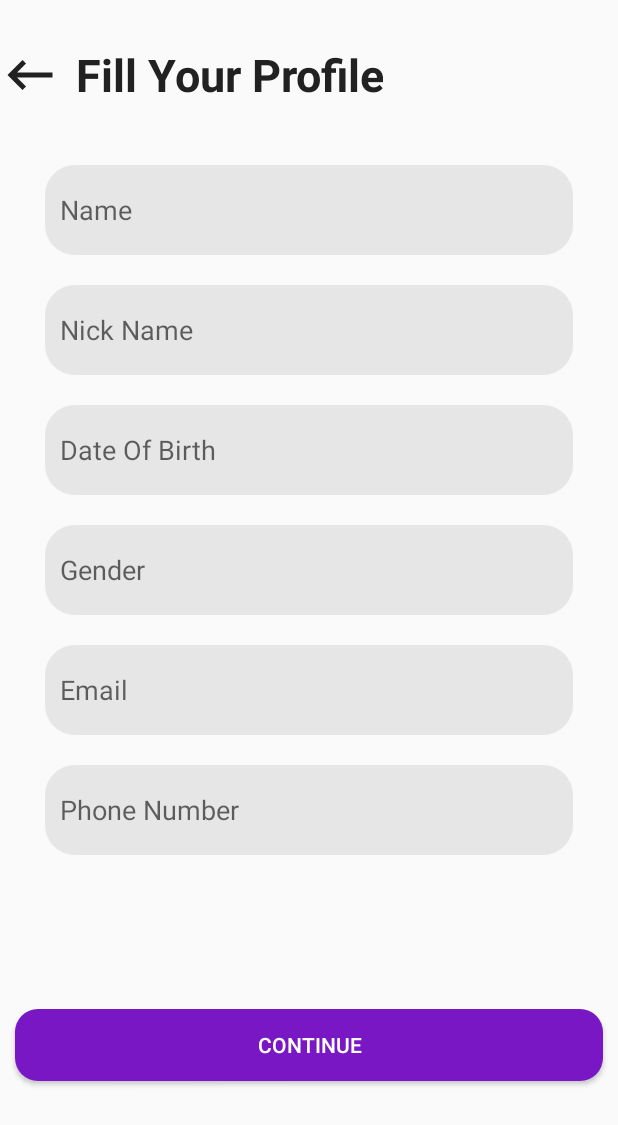
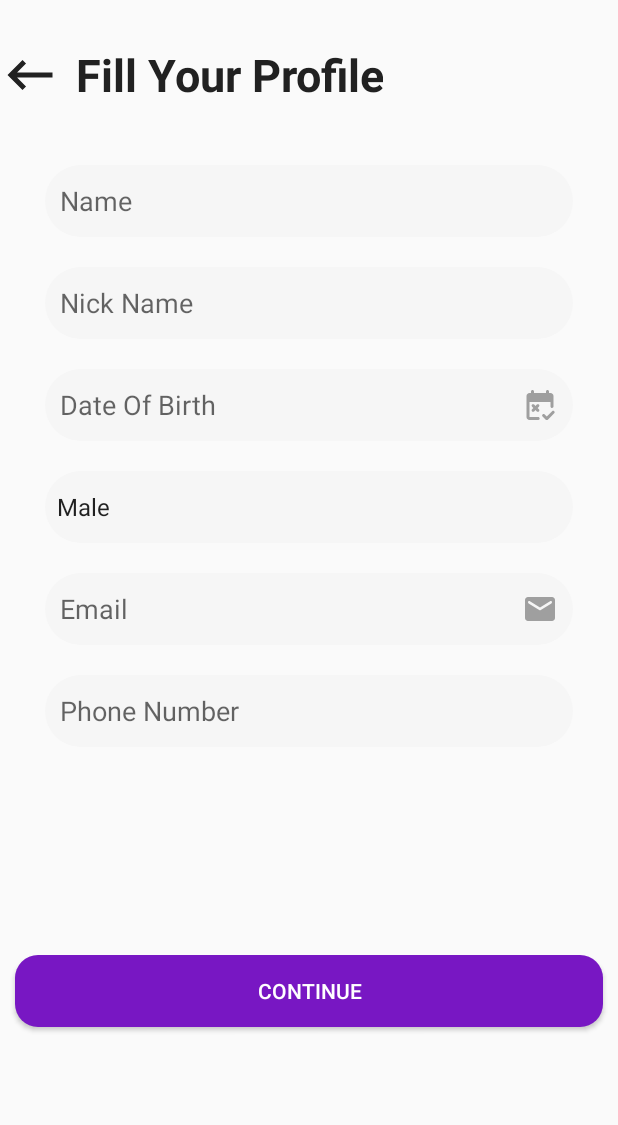
Before and after one commit to tpnhanhcmute/dattingapp, an Android app: the screen it shows after launch (FillProfileActivity), on a phone screen of 412 x 824 dp. Shown: the top 1125 px of the screen. Run offline under Robolectric (Android 15) with nearby library versions, the light colour scheme and no system bars.

Commit message:
edit profile

```diff
--- a/app/src/main/java/com/example/dattingapp/FillProfileActivity.java
+++ b/app/src/main/java/com/example/dattingapp/FillProfileActivity.java
@@ -3,20 +3,68 @@ package com.example.dattingapp;
 import android.app.DatePickerDialog;
 import android.os.Bundle;
 import android.view.View;
+import android.widget.Adapter;
+import android.widget.AdapterView;
+import android.widget.ArrayAdapter;
 import android.widget.DatePicker;
 import android.widget.EditText;
+import android.widget.LinearLayout;
+import android.widget.Spinner;
+import android.widget.Toast;
 
 import androidx.appcompat.app.AppCompatActivity;
 
+import java.util.ArrayList;
+import java.util.List;
+
 public class FillProfileActivity  extends AppCompatActivity {
-    EditText dateEditText;
+    EditText editTextDateOfBirth;
+    Spinner  spnGender;
     int year, month, day;
+    List<String> listGender;
     @Override
     protected void onCreate(Bundle savedInstanceState) {
         super.onCreate(savedInstanceState);
         setContentView(R.layout.activity_fill_profile);
         Mapping();
         SetListener();
+        SetData();
+        BindingData();
+
+
+    }
+
+    private void BindingData() {
+        ArrayAdapter<String> adapter = new ArrayAdapter<String>(this,
+                android.R.layout.simple_spinner_item,
+                listGender);
+        adapter.setDropDownViewResource(android.R.layout.simple_spinner_dropdown_item);
+        spnGender.setAdapter(adapter);
+        spnGender.setOnItemSelectedListener(new AdapterView.OnItemSelectedListener() {
+            @Override
+            public void onItemSelected(AdapterView<?> parent, View view, int position, long id) {
+                onItemSelectedHandler(parent, view, position, id);
+            }
+
+            @Override
+            public void onNothingSelected(AdapterView<?> parent) {
+
+            }
+        });
+    }
+
+    private void onItemSelectedHandler(AdapterView<?> parent, View view, int position, long id) {
+        Adapter adapter = parent.getAdapter();
+        String gender = (String)adapter.getItem(position);
+        Toast.makeText(getApplicationContext(), "Selected Employee: " +gender ,Toast.LENGTH_SHORT).show();
+
+    }
+
+    private void SetData() {
+        listGender = new ArrayList<>();
+        listGender.add("Male");
+        listGender.add("Female");
+        listGender.add("None");
     }
 
     public void showDatePickerDialog(View v) {
@@ -28,26 +76,25 @@ public class FillProfileActivity  extends AppCompatActivity {
         public void onDateSet(DatePicker datePicker, int year, int month, int day) {
             // Do something with the date chosen by the user
             String date = day + "/" + (month + 1) + "/" + year;
-            dateEditText.setText(date);
+            editTextDateOfBirth.setText(date);
         }
     };
 
     private  void Mapping(){
-        dateEditText= findViewById(R.id.editTextDateOfBirth);
+        editTextDateOfBirth = findViewById(R.id.editTextDateOfBirth);
+        spnGender = findViewById(R.id.spinnerGender);
     }
     private  void SetListener(){
-        dateEditText.setOnClickListener(new View.OnClickListener() {
+        editTextDateOfBirth.setOnClickListener(new View.OnClickListener() {
             @Override
             public void onClick(View v) {
                 showDatePickerDialog(v);
             }
         });
-        dateEditText.setOnFocusChangeListener(new View.OnFocusChangeListener() {
+        editTextDateOfBirth.setOnClickListener(new View.OnClickListener() {
             @Override
-            public void onFocusChange(View v, boolean hasFocus) {
-                if(hasFocus){
-                    showDatePickerDialog(v);
-                }
+            public void onClick(View v) {
+                showDatePickerDialog(v);
             }
         });
     }
--- a/app/src/main/res/drawable/edit_button.xml
+++ b/app/src/main/res/drawable/edit_button.xml
@@ -3,5 +3,5 @@
     android:shape="rectangle"
     xmlns:android="http://schemas.android.com/apk/res/android">
     <solid android:color="@color/edit_text"></solid>
-    <corners android:radius="20dp"></corners>
+    <corners android:radius="40dp"></corners>
 </shape>
--- /dev/null
+++ b/app/src/main/res/drawable/ic_round_arrow_drop_down_24.xml
@@ -0,0 +1,5 @@
+<vector android:height="24dp" android:tint="#9F9F9F"
+    android:viewportHeight="24" android:viewportWidth="24"
+    android:width="24dp" xmlns:android="http://schemas.android.com/apk/res/android">
+    <path android:fillColor="@android:color/white" android:pathData="M8.71,11.71l2.59,2.59c0.39,0.39 1.02,0.39 1.41,0l2.59,-2.59c0.63,-0.63 0.18,-1.71 -0.71,-1.71H9.41c-0.89,0 -1.33,1.08 -0.7,1.71z"/>
+</vector>
--- /dev/null
+++ b/app/src/main/res/drawable/ic_round_email_24.xml
@@ -0,0 +1,5 @@
+<vector android:height="24dp" android:tint="#9F9F9F"
+    android:viewportHeight="24" android:viewportWidth="24"
+    android:width="24dp" xmlns:android="http://schemas.android.com/apk/res/android">
+    <path android:fillColor="@android:color/white" android:pathData="M20,4L4,4c-1.1,0 -1.99,0.9 -1.99,2L2,18c0,1.1 0.9,2 2,2h16c1.1,0 2,-0.9 2,-2L22,6c0,-1.1 -0.9,-2 -2,-2zM19.6,8.25l-7.07,4.42c-0.32,0.2 -0.74,0.2 -1.06,0L4.4,8.25c-0.25,-0.16 -0.4,-0.43 -0.4,-0.72 0,-0.67 0.73,-1.07 1.3,-0.72L12,11l6.7,-4.19c0.57,-0.35 1.3,0.05 1.3,0.72 0,0.29 -0.15,0.56 -0.4,0.72z"/>
+</vector>
--- /dev/null
+++ b/app/src/main/res/drawable/ic_round_free_cancellation_24.xml
@@ -0,0 +1,5 @@
+<vector android:height="24dp" android:tint="#9F9F9F"
+    android:viewportHeight="24" android:viewportWidth="24"
+    android:width="24dp" xmlns:android="http://schemas.android.com/apk/res/android">
+    <path android:fillColor="@android:color/white" android:pathData="M10.79,20H5V10h14v2.96c0,0.89 1.08,1.34 1.71,0.71l0,0c0.19,-0.19 0.29,-0.44 0.29,-0.71V6c0,-1.1 -0.9,-2 -2,-2h-1V3c0,-0.55 -0.45,-1 -1,-1h0c-0.55,0 -1,0.45 -1,1v1H8V3c0,-0.55 -0.45,-1 -1,-1h0C6.45,2 6,2.45 6,3v1H5C3.89,4 3.01,4.9 3.01,6L3,20c0,1.1 0.89,2 2,2h5.79c0.89,0 1.34,-1.08 0.71,-1.71l0,0C11.31,20.11 11.06,20 10.79,20zM13.71,18.26c0.39,-0.39 1.02,-0.39 1.41,0l1.41,1.41l3.54,-3.54c0.39,-0.39 1.02,-0.39 1.41,0c0.39,0.39 0.39,1.02 0,1.41l-4.24,4.24c-0.39,0.39 -1.02,0.39 -1.41,0l-2.12,-2.12C13.32,19.28 13.32,18.65 13.71,18.26zM11.29,16.29c-0.39,0.39 -1.02,0.39 -1.41,0L9,15.41l-0.88,0.88c-0.39,0.39 -1.02,0.39 -1.41,0s-0.39,-1.02 0,-1.41L7.59,14l-0.88,-0.88c-0.39,-0.39 -0.39,-1.02 0,-1.41s1.02,-0.39 1.41,0L9,12.59l0.88,-0.88c0.39,-0.39 1.02,-0.39 1.41,0s0.39,1.02 0,1.41L10.41,14l0.88,0.88C11.68,15.27 11.68,15.9 11.29,16.29z"/>
+</vector>
--- a/app/src/main/res/layout/activity_fill_profile.xml
+++ b/app/src/main/res/layout/activity_fill_profile.xml
@@ -51,7 +51,7 @@
             <EditText
                 android:id="@+id/editTextTextName"
                 android:layout_width="match_parent"
-                android:layout_height="60dp"
+                android:layout_height="match_parent"
                 android:layout_marginBottom="20dp"
                 android:background="@drawable/edit_button"
                 android:ems="10"
@@ -63,7 +63,7 @@
             <EditText
                 android:id="@+id/editTextTextNickName"
                 android:layout_width="match_parent"
-                android:layout_height="60dp"
+                android:layout_height="match_parent"
                 android:layout_marginBottom="20dp"
                 android:background="@drawable/edit_button"
                 android:ems="10"
@@ -71,53 +71,54 @@
                 android:inputType="textPersonName"
                 android:minHeight="48dp"
                 android:padding="10dp" />
-
             <EditText
                 android:id="@+id/editTextDateOfBirth"
                 android:layout_width="match_parent"
-                android:layout_height="60dp"
+                android:layout_height="match_parent"
+                android:background="@drawable/edit_button"
                 android:layout_marginBottom="20dp"
+                android:layout_weight="1"
+                android:ems="10"
+                android:hint="Date Of Birth"
+                android:inputType="none"
+                android:minHeight="48dp"
+                android:padding="10dp"
+                android:editable="false"
+                android:drawableRight="@drawable/ic_round_free_cancellation_24"/>
+
+
+            <Spinner
+                android:spinnerMode="dropdown"
                 android:background="@drawable/edit_button"
-                android:ems="10"
-                android:editable="false"
-                android:inputType="none"
-                android:hint="Date Of Birth"
+                android:id="@+id/spinnerGender"
+                android:layout_width="match_parent"
+                android:layout_height="wrap_content"
+                android:layout_marginBottom="20dp"
+                android:contentDescription="@string/app_name"
                 android:minHeight="48dp"
-                android:padding="10dp" />
-
-            <EditText
-                android:id="@+id/editTextGender"
-                android:layout_width="match_parent"
-                android:layout_height="60dp"
-                android:layout_marginBottom="20dp"
-                android:background="@drawable/edit_button"
-                android:ems="10"
-                android:hint="Gender"
-                android:inputType="textPersonName"
-                android:minHeight="48dp"
-                android:padding="10dp" />
-
+                android:drawableRight="@drawable/ic_round_arrow_drop_down_24"/>
             <EditText
                 android:id="@+id/editTextEmail"
                 android:layout_width="match_parent"
-                android:layout_height="60dp"
+                android:layout_height="match_parent"
                 android:layout_marginBottom="20dp"
                 android:background="@drawable/edit_button"
                 android:ems="10"
                 android:hint="Email"
                 android:inputType="textPersonName"
                 android:minHeight="48dp"
-                android:padding="10dp" />
+                android:padding="10dp"
+                android:drawableRight="@drawable/ic_round_email_24" />
 
             <EditText
                 android:id="@+id/editTextPhone"
                 android:layout_width="match_parent"
-                android:layout_height="60dp"
+                android:layout_height="match_parent"
                 android:layout_marginBottom="20dp"
                 android:background="@drawable/edit_button"
                 android:ems="10"
                 android:hint="Phone Number"
-                android:inputType="textPersonName"
+                android:inputType="number"
                 android:minHeight="48dp"
                 android:padding="10dp" />
         </LinearLayout>
--- a/app/src/main/res/values/colors.xml
+++ b/app/src/main/res/values/colors.xml
@@ -13,5 +13,5 @@
     <color name="light_gray">#FAFAFA</color>
     <color name="white_gray">#9F9F9F</color>
     <color name="light_black">#212121</color>
-    <color name="edit_text">#E6E6E6</color>
+    <color name="edit_text">#F6F6F6</color>
 </resources>
```
